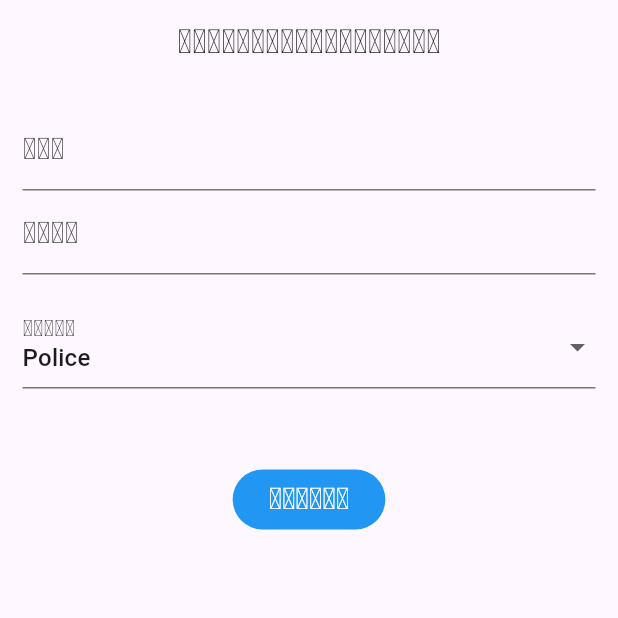
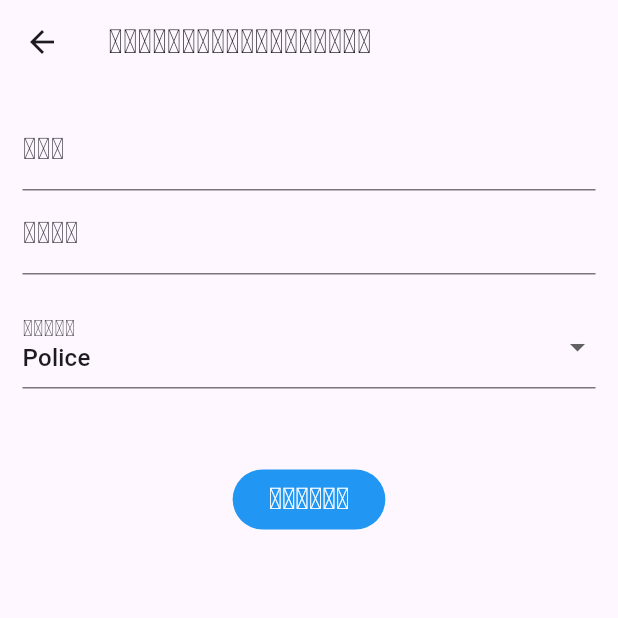
Before and after one commit to BiBoDeveloper/systory_library_app, a Flutter app: the Item screen opened directly, after a tap on the "add" icon, on a phone screen of 412 x 824 dp, the top half of it. Run offline on Flutter 3.47's test engine with Material 3 defaults, Android fonts, the phone set to English and light mode, and no system bars; our stand-ins replace google_fonts; network calls fail.

Commit message:
library_list

```diff
--- a/myproject/lib/main.dart
+++ b/myproject/lib/main.dart
@@ -1,6 +1,6 @@
 import 'package:flutter/material.dart';
-// import 'package:myproject/screens/loginPage.dart';
-import 'package:myproject/screens/tableView.dart';
+import 'package:myproject/screens/loginPage.dart';
+// import 'package:myproject/screens/tableView.dart';
 
 void main() {
   runApp(const MyApp());
@@ -15,7 +15,7 @@ class MyApp extends StatelessWidget {
     debugShowCheckedModeBanner: false,
     title: "My Title",
     home: Scaffold(
-      body: TableExampleApp(),
+      body: LoginPage(),
     ),
   );
   }
--- a/myproject/lib/screens/addform.dart
+++ b/myproject/lib/screens/addform.dart
@@ -1,5 +1,4 @@
 import 'package:flutter/material.dart';
-import 'package:myproject/main.dart';
 import 'package:myproject/models/person.dart';
 import 'package:myproject/screens/item.dart';
 
@@ -11,7 +10,6 @@ class AddForm extends StatefulWidget {
 }
 
 class _AddFormState extends State<AddForm> {
-
   final _formKey = GlobalKey<FormState>();
   String _name = '';
   int _age = 20;
@@ -19,13 +17,10 @@ class _AddFormState extends State<AddForm> {
 
   @override
   Widget build(BuildContext context) {
-    return MaterialApp(
-      debugShowCheckedModeBanner: false,
-      title: "My Title",
-      home: Scaffold(
+    return Scaffold(
       appBar: AppBar(
         title: const Text("ແບບຟອມບັນທຶກຂໍ້ມູນ"),
-          centerTitle: true,
+        automaticallyImplyLeading: true, // Ensures the back button appears
       ),
       body: Padding(
         padding: const EdgeInsets.all(15),
@@ -36,10 +31,12 @@ class _AddFormState extends State<AddForm> {
               TextFormField(
                 keyboardType: TextInputType.multiline,
                 decoration: const InputDecoration(
-                      label: Text("ຊື່",style: TextStyle(fontSize: 20),)
-                  ),
+                    label: Text(
+                  "ຊື່",
+                  style: TextStyle(fontSize: 20),
+                )),
                 validator: (value) {
-                    if(value == null || value.isEmpty){
+                  if (value == null || value.isEmpty) {
                     return "ກະລຸນາປ້ອນຊື່ຂອງທ່ານ";
                   }
                   return null;
@@ -51,57 +48,61 @@ class _AddFormState extends State<AddForm> {
               TextFormField(
                   keyboardType: TextInputType.number,
                   decoration: const InputDecoration(
-                      label: Text("ອາຍຸ", style: TextStyle(fontSize: 20),)
-                  ),
+                      label: Text(
+                    "ອາຍຸ",
+                    style: TextStyle(fontSize: 20),
+                  )),
                   validator: (value) {
-                    if(value == null || value.isEmpty){
+                    if (value == null || value.isEmpty) {
                       return "ກະລຸນາປ້ອນອາຍຸຂອງທ່ານ";
                     }
                     return null;
                   },
                   onSaved: (value) {
                     _age = int.tryParse(value.toString()) ?? 0;
-                  }
+                  }),
+              const SizedBox(
+                height: 20,
               ),
-                const SizedBox(height: 20,),
               DropdownButtonFormField(
                   value: _job,
                   decoration: const InputDecoration(
-                      label: Text("ອາຊີບ", style: TextStyle(fontSize: 20),)
-                  ),
-                  items: Job.values.map((key){
+                      label: Text(
+                    "ອາຊີບ",
+                    style: TextStyle(fontSize: 20),
+                  )),
+                  items: Job.values.map((key) {
                     return DropdownMenuItem(
                       value: key,
                       child: Text(key.title),
                     );
                   }).toList(),
-                  onChanged: (value){
+                  onChanged: (value) {
                     setState(() {
                       _job = value!;
                     });
-                  }
+                  }),
+              const SizedBox(
+                height: 50,
               ),
-                const SizedBox(height: 50,),
               FilledButton(
-                    onPressed: (){
+                  onPressed: () {
                     if (_formKey.currentState!.validate()) {
                       _formKey.currentState!.save();
-                      data.add(
-                        Person(name: _name, age: _age, job: _job)
-                      );
+                      data.add(Person(name: _name, age: _age, job: _job));
                       _formKey.currentState!.reset();
-                      Navigator.pushReplacement(context, MaterialPageRoute(
-                          builder: (ctx) => const Item())
-                      );
+                      Navigator.pushReplacement(
+                          context,
+                          MaterialPageRoute(
+                              builder: (ctx) => const Item()));
                     }
-
                   },
                   style: FilledButton.styleFrom(backgroundColor: Colors.blue),
-                    child: const Text("ບັນທຶກ", style: TextStyle(fontSize: 20),
-                    )
-                ),
+                  child: const Text(
+                    "ບັນທຶກ",
+                    style: TextStyle(fontSize: 20),
+                  )),
             ],
-            ),
           ),
         ),
       ),
--- a/myproject/lib/screens/item.dart
+++ b/myproject/lib/screens/item.dart
@@ -1,236 +1,345 @@
-// import 'package:flutter/material.dart';
-
-// class Item extends StatefulWidget {
-//   const Item({super.key});
-
-//   @override
-//   State<Item> createState() => _MyWidgetState();
-// }
-
-// class _MyWidgetState extends State<Item> {
-//   int quantity = 1;
-
-//   void addQuantity() {
-//     setState(() {
-//       quantity += 1;
-//     });
-//   }
-
-//   void subtractQuantity() {
-//     setState(() {
-//       quantity = quantity <= 0 ? 0 : quantity - 1;
-//     });
-//   }
-
-//   @override
-//   Widget build(BuildContext context) {
-//     return Center(
-//       child: Column(
-//         mainAxisAlignment: MainAxisAlignment.center,
-//         children: [
-//           Text("$quantity", style: const TextStyle(fontSize: 50, fontWeight: FontWeight.bold),),
-//           const SizedBox(height: 20,),
-//           OutlinedButton(
-//             onPressed: addQuantity,
-//             child: const Text("+", style: TextStyle(fontSize: 20, fontWeight: FontWeight.bold),),
-//           ),
-//           const SizedBox(height: 20,),
-//           OutlinedButton(
-//             onPressed: subtractQuantity,
-//             child: const Text("-", style: TextStyle(fontSize: 20, fontWeight: FontWeight.bold),),
-//           ),
-//         ],
-//       ),
-//     );
-//   }
-// }
-
 import 'package:flutter/material.dart';
-import 'package:myproject/models/person.dart';
+// import 'package:flutter/cupertino.dart';
+import 'package:http/http.dart' as http;
+import 'dart:convert';
+// import 'package:myproject/models/person.dart';
 import 'package:google_fonts/google_fonts.dart';
 import 'package:myproject/screens/addform.dart';
-import 'package:myproject/screens/loginPage.dart';
-
+// import 'package:myproject/screens/loginPage.dart';
 
 class Item extends StatefulWidget {
   const Item({super.key});
 
   @override
-  State<Item> createState() => _MyWidgetState();
+  // ignore: library_private_types_in_public_api
+  _ItemState createState() => _ItemState();
 }
 
-class _MyWidgetState extends State<Item> {
+class _ItemState extends State<Item> {
+  // List of library items
+  // final List<LibraryItem> allLibraryItems = List.generate(
+  //   5,
+  //   (index) => LibraryItem(
+  //     title: 'Langchain',
+  //     description:
+  //         'Docker is a tool that is used to automate the deployment of application',
+  //     author: 'pele',
+  //   ),
+  // );
+  List<LibraryItem> allLibraryItems = [];
+
+  // Filtered list for the search functionality
+  List<LibraryItem> filteredLibraryItems = [];
+  bool isLoading = true; // Initial loading state
+
+  @override
+  void initState() {
+    super.initState();
+    fetchLibraryItems(); // Fetch data when the screen is initialized
+    // print('Filtered item count: ${filteredLibraryItems.length}');
+  }
+
+  // Function to fetch data from the server
+  Future<void> fetchLibraryItems() async {
+    setState(() {
+      isLoading = true; // Set loading to true
+    });
+    final url = Uri.parse('http://192.168.101.199:3001/');
+    try {
+      final response = await http.get(url);
+      if (response.statusCode == 200) {
+        // Decode JSON data
+        List<dynamic> data = jsonDecode(response.body);
+        // ignore: avoid_print
+        print(data);
+
+        // Map the JSON to the LibraryItem model
+        List<LibraryItem> fetchedItems = data.map((item) {
+          return LibraryItem(
+            title: item['LIB_NAME'],
+            description: item['DESCRIPTION'],
+            author: item['CREATE_BY'],
+            image: item['IMAGE'],
+            id: item['LIB_ID'].toString(),
+          );
+        }).toList();
+
+        setState(() {
+          allLibraryItems = fetchedItems;
+          filteredLibraryItems = allLibraryItems; // Set initial filtered list
+          isLoading = false; // Set loading to false
+        });
+      } else {
+        throw Exception('Failed to load data');
+      }
+    } catch (error) {
+      print('Error fetching data: $error');
+      setState(() {
+        isLoading = false; // Set loading to false even if there's an error
+      });
+    }
+  }
+
+  void _filterLibraryList(String query) {
+    // If the search query is empty, show all items
+    if (query.isEmpty) {
+      setState(() {
+        filteredLibraryItems = allLibraryItems;
+      });
+    } else {
+      setState(() {
+        filteredLibraryItems = allLibraryItems
+            .where((item) =>
+                item.title.toLowerCase().contains(query.toLowerCase()))
+            .toList();
+      });
+    }
+  }
 
   @override
   Widget build(BuildContext context) {
-    // return Column(
-    //   children: [
-    //     SizedBox(
-    //         height: 350,
-    //         child: Center(
-    //           child: Image.asset(
-    //             'assets/images/systory_logo.png', // Path to your image
-    //             width: 250,  // You can adjust the width and height as needed
-    //             height: 250,
-    //             fit: BoxFit.cover, // This ensures the image fits within its boundaries
-    //           ),
-    //         ),
-    //     ),
-    //     Container(
-    //         height: 540,
-    //         decoration: const BoxDecoration(
-    //           borderRadius: BorderRadius.only(
-    //             topRight: Radius.circular(80), // Radius for the right side
-    //           ),
-    //           color: Color(0xFF00ACC1),
-    //         ),
-    //         child: Center(
-    //            child: Padding(
-    //             padding: const EdgeInsets.all(30),  // Correct use of Padding widget
-    //               child: Column(
-    //                 children: [
-    //                   TextFormField(
-    //                     decoration: InputDecoration(
-    //                       label: Text(
-    //                         "ບັນຊີຜູ້ໃຊ້",
-    //                         style: GoogleFonts.notoSansLao(
-    //                           textStyle: const TextStyle(
-    //                             fontSize: 20,
-    //                             fontWeight: FontWeight.bold,
-    //                             color: Colors.white
-    //                           )
-    //                         ),
-    //                       ),
-    //                     ),
-    //                     validator: (value) {
-    //                       if (value == null || value.isEmpty) {
-    //                         return "ກະລຸນາປ້ອນຊື່ຂອງທ່ານ";
-    //                       }
-    //                       return null;
-    //                     },
-    //                     onSaved: (value) {
-    //                       _name = value!;
-    //                     },
-    //                   ),
-    //                   const SizedBox(height: 30),
-    //                   TextFormField(
-    //                     keyboardType: TextInputType.visiblePassword,
-    //                     decoration: InputDecoration(
-    //                       label: Text(
-    //                         "ລະຫັດຜ່ານ",
-    //                         style: GoogleFonts.notoSansLao(
-    //                           textStyle: const TextStyle(
-    //                             fontSize: 20,
-    //                             fontWeight: FontWeight.bold,
-    //                             color: Colors.white
-    //                           )
-    //                         ),
-    //                       ),
-    //                     ),
-    //                     validator: (value) {
-    //                       if (value == null || value.isEmpty) {
-    //                         return "ກະລຸນາປ້ອນອາຍຸຂອງທ່ານ";
-    //                       }
-    //                       return null;
-    //                     },
-    //                     onSaved: (value) {
-    //                       _age = int.tryParse(value.toString()) ?? 0;
-    //                     },
-    //                   ),
-    //                   const SizedBox(height: 20),
-    //                   FilledButton(
-    //                     onPressed: () {},
-    //                     style: FilledButton.styleFrom(backgroundColor: Colors.blue),
-    //                     child: const Text(
-    //                       "ບັນທຶກ",
-    //                       style: TextStyle(fontSize: 20),
-    //                     ),
-    //                   ),
-    //                 ],
-    //               ),
-    //            ),
-    //         ),
-    //     ),
-    //   ]
-    // );
-
-      return Scaffold(
+    return Scaffold(
       appBar: AppBar(
-        title: const Text('Systory Library'),
-        backgroundColor: Colors.blue,
-        actions: [
-          IconButton(
-            icon: const Icon(Icons.logout),
-            onPressed: () {
-              Navigator.pushReplacement(
-                context,
-                MaterialPageRoute(builder: (context) => const LoginPage()), // Replace with your login screen
-              );
-            },
+        backgroundColor: const Color(0xFF07837F),
+        title: Padding(
+          padding: const EdgeInsets.fromLTRB(0, 0, 0, 10),
+          child: Row(
+            children: [
+              Container(
+                decoration: BoxDecoration(
+                  borderRadius: BorderRadius.circular(50.0),
+                  color: Colors.white,
+                ),
+                child: Padding(
+                  padding: const EdgeInsets.all(2.0),
+                  child: Image.asset(
+                    'assets/images/systory_logo.png', // Replace with your image
+                    width: 35,
+                    height: 35,
+                  ),
+                ),
+              ),
+              const SizedBox(width: 10),
+              Text('SYSTORY LIBRARY',
+                  style: GoogleFonts.kanit(
+                      textStyle: const TextStyle(
+                          fontWeight: FontWeight.w600, color: Colors.white))),
+            ],
           ),
+        ),
+        actions: const [
+          Icon(
+            Icons.logout,
+            color: Colors.black,
+          ),
+          SizedBox(width: 16),
         ],
       ),
-      body: Container(
-        color: Colors.grey[200], // Background color for the body
-        child: Column(
-          children: [
-            Expanded(
-              child: ListView.builder(
-                itemCount: data.length,
-                itemBuilder: (context, index) {
-                  return Container(
-                    decoration: BoxDecoration(
-                      borderRadius: BorderRadius.circular(30),
-                      color: data[index].job.color,
+      body: GestureDetector(
+        onTap: () {
+          FocusScope.of(context).unfocus();
+        },
+        child: Container(
+        decoration: const BoxDecoration(
+            image: DecorationImage(
+                image: AssetImage(
+                    'assets/images/bg.jpg'),
+                fit: BoxFit.cover,
+                opacity: 0.15)),
+        child: Padding(
+          padding: const EdgeInsets.all(8.0),
+          child: Column(
+            children: [
+              // Search bar
+              TextField(
+                onChanged:
+                    _filterLibraryList, // Calls function when input changes
+                decoration: InputDecoration(
+                  prefixIcon: const Icon(Icons.search),
+                  hintText: 'Search',
+                  border: OutlineInputBorder(
+                    borderRadius: BorderRadius.circular(30.0),
+                  ),
+                ),
+              ),
+              const SizedBox(height: 10),
+              Row(
+                children: [
+                  Text('Library list',
+                      style: GoogleFonts.kanit(textStyle: const TextStyle(fontWeight: FontWeight.bold, fontSize: 20))
+                      ),
+                ],
+              ),
+              // const SizedBox(height: 10),
+              Expanded(
+                child: isLoading
+                    ? const Center(
+                        child: CircularProgressIndicator()) // Loading indicator
+                    : ListView.builder(
+                        itemCount: filteredLibraryItems.length,
+                        itemBuilder: (context, index) {
+                          return LibraryItemCard(
+                              libraryItem: filteredLibraryItems[index]);
+                        },
+                      ),
+              ),
+            ],
+          ),
+        ),
+      ),
+      ),
+      floatingActionButton: FloatingActionButton(
+        onPressed: () {
+          // Handle button press for adding a new library item
+          Navigator.pushReplacement(context, MaterialPageRoute(
+            builder: (ctx) => const AddForm())
+          );
+        },
+        backgroundColor: Colors.green,
+        child: const Icon(Icons.add),
+      ),
+    );
+  }
+}
+
+class LibraryItem {
+  final String title;
+  final String description;
+  final String author;
+  final String image;
+  final String id;
+
+  LibraryItem({
+    required this.title,
+    required this.description,
+    required this.author,
+    required this.image,
+    required this.id,
+  });
+}
+
+class LibraryItemCard extends StatelessWidget {
+  final LibraryItem libraryItem;
+
+  const LibraryItemCard({super.key, required this.libraryItem});
+
+  @override
+  Widget build(BuildContext context) {
+    // ignore: avoid_print
+    // print('libraryItem:  $libraryItem');
+    return GestureDetector(
+      onTap: () {
+        // ignore: avoid_print
+        FocusScope.of(context).unfocus(); // Unfocus any input fields
+        // ignore: avoid_print
+        print('Card tap: ${libraryItem.title}');
+      },
+      child: Card(
+        color: const Color(0x9907837F),
+        elevation: 3,
+        shape: RoundedRectangleBorder(
+          borderRadius: BorderRadius.circular(15),
+        ),
+        margin: const EdgeInsets.symmetric(vertical: 10),
+        child: Padding(
+          padding: const EdgeInsets.all(5.0),
+          child: Column(
+            children: [
+              Row(
+                mainAxisAlignment: MainAxisAlignment.end,
+                children: [
+                  PopupMenuButton<String>(
+                    icon: const Icon(
+                      Icons.more_horiz_rounded,
+                      color: Colors.white,
                     ),
-                    margin: const EdgeInsets.symmetric(horizontal: 2, vertical: 5),
-                    padding: const EdgeInsets.all(30),
-                    child: Row(
-                      mainAxisAlignment: MainAxisAlignment.spaceBetween,
+                    onSelected: (value) {
+                      FocusScope.of(context).unfocus();
+                      if (value == 'edit') {
+                        // ignore: avoid_print
+                        print('Edit selected for ${libraryItem.title}');
+                        // Navigate to edit page or show edit dialog
+                      } else if (value == 'delete') {
+                         // ignore: avoid_print
+                         print('Delete selected for ${libraryItem.title}');
+                          showDialog<String>(
+                            context: context,
+                            builder: (BuildContext context) => AlertDialog(
+                              title: const Text("Alert"),
+                              content: const Text('Are you sure you want to delete this item?'),
+                              actions: <Widget>[
+                                TextButton(
+                                  onPressed: () => Navigator.pop(context, 'Cancel'),
+                                  child: const Text('Cancel'),
+                                ),
+                                TextButton(
+                                  onPressed: () {
+                                    // Handle delete action
+                                    FocusScope.of(context).unfocus();
+                                    Navigator.pop(context, 'OK');
+                                  },
+                                  child: const Text('OK'),
+                                ),
+                              ],
+                            ),
+                          );
+                      }
+                    },
+                    itemBuilder: (BuildContext context) {
+                      return [
+                        const PopupMenuItem<String>(
+                          value: 'edit',
+                          child: Text('Edit'),
+                        ),
+                        const PopupMenuItem<String>(
+                          value: 'delete',
+                          child: Text('Delete'),
+                        ),
+                      ];
+                    },
+                  )
+                ],
+              ),
+              Row(
+                children: [
+                  Image.network(
+                    'http://192.168.101.199:5173/server/src/uploads/${libraryItem.image}', // Replace with your image
+                    width: 60,
+                    height: 60,
+                    // fit: BoxFit.cover,
+                  ),
+                  const SizedBox(width: 10),
+                  Expanded(
+                    child: Column(
+                      crossAxisAlignment: CrossAxisAlignment.start,
                       children: [
-                        Column(
-                          crossAxisAlignment: CrossAxisAlignment.start,
-                          children: [
-                            Text(
-                              data[index].name,
-                              style: GoogleFonts.montserrat(
-                                textStyle: const TextStyle(
-                                    fontSize: 30,
-                                    fontWeight: FontWeight.bold,
-                                    color: Colors.white),
-                              ),
-                            ),
-                            Text(
-                              "Age: ${data[index].age}, Job: ${data[index].job.title}",
-                              style: const TextStyle(fontSize: 20),
-                            ),
-                          ],
+                        Text(
+                          libraryItem.title,
+                          style: const TextStyle(
+                              fontSize: 18,
+                              fontWeight: FontWeight.bold,
+                              color: Colors.white),
                         ),
-                        Image.asset(
-                          data[index].job.image,
-                          width: 70,
-                          height: 70,
-                        )
+                        const Divider(),
+                        // const SizedBox(height: 5),
+                        Text(
+                          libraryItem.description.length > 80
+                              ? '${libraryItem.description.substring(0, 80)}...' // Limit to 100 characters
+                              : libraryItem.description,
+                          style: const TextStyle(
+                              fontSize: 12, color: Colors.white),
+                        ),
+                        const SizedBox(height: 10),
+                        Text('Present by: ${libraryItem.author}',
+                            style: const TextStyle(
+                                color: Colors.white, fontSize: 12)),
                       ],
                     ),
-                  );
-                },
+                  ),
+                ],
               ),
-            ),
-            SizedBox(
-              width: 100,
-              height: 100,
-              child: IconButton(
-                icon: const Icon(Icons.add, size: 40, color: Colors.blue),
-                onPressed: () {
-                  Navigator.push(
-                    context,
-                    MaterialPageRoute(builder: (ctx) => const AddForm()),
-                  );
-                },
-              ),
-            ),
-          ],
+            ],
+          ),
         ),
       ),
     );
--- a/myproject/lib/screens/item2.dart
+++ b/myproject/lib/screens/item2.dart
@@ -38,7 +38,7 @@
       ),Positioned(
         top: 0,
         left: 0,
-        child: Container(
+        child: SizedBox(
       width: 360,
       height: 80,
 
@@ -62,7 +62,7 @@
       ),Positioned(
         top: 36,
         left: 8,
-        child: Container(
+        child: SizedBox(
       width: 35,
       height: 35,
 
@@ -138,7 +138,7 @@
           Positioned(
         top: 27.002656936645508,
         left: 313.3334045410156,
-        child: Container(
+        child: SizedBox(
       width: 24.32803726196289,
       height: 11.333333015441895,
 
--- a/myproject/lib/screens/loginPage.dart
+++ b/myproject/lib/screens/loginPage.dart
@@ -3,7 +3,7 @@ import 'package:flutter/material.dart';
 import 'package:google_fonts/google_fonts.dart';
 import 'package:http/http.dart' as http;
 import 'package:myproject/screens/item.dart';
-import 'dart:ui'; // Required for BackdropFilter
+// Required for BackdropFilter
 
 
 class LoginPage extends StatefulWidget {
```
Also changed, not shown: myproject/assets/images/bg.jpg (added), myproject/assets/images/systory_logo.png. Lines whose indentation alone changed are shown as unchanged.
